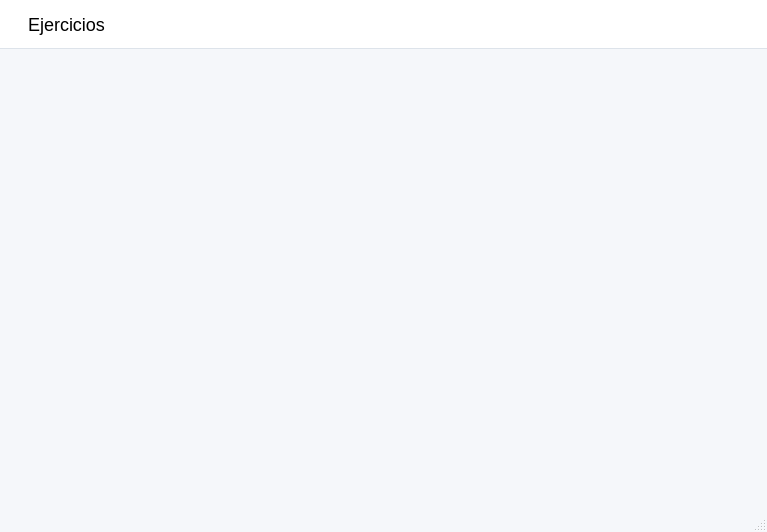
The window that gui/menu_principal.ui (marianomontenegron/calculadoragui) describes before a commit, drawn with Qt 5.
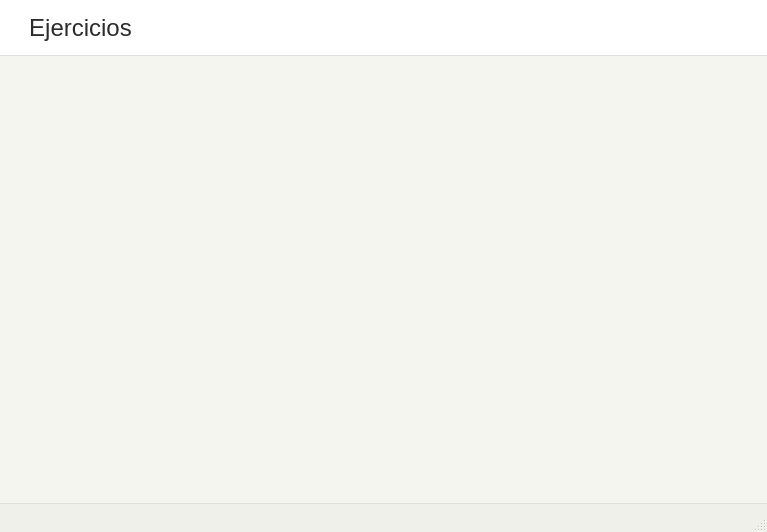
The same window after the commit.

The edit to the form file:
```diff
--- a/gui/menu_principal.ui
+++ b/gui/menu_principal.ui
@@ -14,38 +14,66 @@
    <string>App Ejercicios</string>
   </property>
   <property name="styleSheet">
-   <string notr="true">/* ====== Aplicación principal ====== */
+   <string notr="true">/* ============================================================
+   HOJA DE ESTILOS QSS — Estilo Profesional Minimalista
+   Clases: QMainWindow, QMenuBar, QMenu, QAction
+   Tipografía: 18pt | Paleta: Tonos claros y neutros
+   ============================================================ */
+
+
+/* ── VENTANA PRINCIPAL ─────────────────────────────────────── */
+
 QMainWindow {
-    background-color: #F5F7FA;
+    background-color: #F5F5F0;
+    color: #1A1A1A;
     font-family: &quot;Segoe UI&quot;, &quot;Helvetica Neue&quot;, Arial, sans-serif;
-    font-size: 18px;
-    color: #2C3E50;
+    font-size: 18pt;
 }
 
-/* ====== Barra de menú ====== */
+QMainWindow::separator {
+    background-color: #DDDDD8;
+    width: 1px;
+    height: 1px;
+}
+
+QMainWindow::separator:hover {
+    background-color: #B0AFA8;
+}
+
+
+/* ── BARRA DE MENÚ ─────────────────────────────────────────── */
+
 QMenuBar {
     background-color: #FFFFFF;
-    border-bottom: 1px solid #DDE3EA;
-    padding: 6px;
-    font-size: 18px;
+    color: #2C2C2C;
+    font-family: &quot;Segoe UI&quot;, &quot;Helvetica Neue&quot;, Arial, sans-serif;
+    font-size: 18pt;
+    font-weight: 400;
+    border-bottom: 1px solid #E0E0DA;
+    padding: 4px 8px;
+    spacing: 2px;
 }
 
 QMenuBar::item {
-    background: transparent;
-    padding: 6px 14px;
-    margin: 2px;
+    background-color: transparent;
+    color: #2C2C2C;
+    padding: 8px 18px;
     border-radius: 4px;
+    margin: 2px 1px;
 }
 
 QMenuBar::item:selected {
-    background-color: #E9EEF5;
+    background-color: #EFEFEA;
+    color: #111111;
 }
 
 QMenuBar::item:pressed {
     background-color: #DCE6F2;
 }
 
-/* ====== Menú desplegable ====== */
+
+/* ── MENÚ DESPLEGABLE ──────────────────────────────────────── */
+
 QMenu {
     background-color: #FFFFFF;
     border: 1px solid #DDE3EA;
@@ -69,15 +97,124 @@
     margin: 6px 12px;
 }
 
-/* ====== Acciones ====== */
 QMenu::item:disabled {
     color: #A0A7B4;
 }
 
+/* Separadores del menú */
+QMenu::separator {
+    height: 1px;
+    background-color: #E8E8E3;
+    margin: 5px 12px;
+}
+
+/* Indicador de submenú (flecha) */
+QMenu::right-arrow {
+    width: 12px;
+    height: 12px;
+    margin-right: 8px;
+    image: none;
+    border-left: 2px solid #888888;
+    border-bottom: 2px solid #888888;
+}
+
+/* Indicador de ítem con checkbox o ícono */
 QMenu::indicator {
     width: 16px;
     height: 16px;
-}</string>
+    margin-left: 6px;
+}
+
+QMenu::indicator:non-exclusive:unchecked {
+    border: 1.5px solid #BBBBBB;
+    border-radius: 3px;
+    background-color: transparent;
+}
+
+QMenu::indicator:non-exclusive:checked {
+    border: 1.5px solid #5A8A6A;
+    border-radius: 3px;
+    background-color: #5A8A6A;
+}
+
+QMenu::indicator:exclusive:unchecked {
+    border: 1.5px solid #BBBBBB;
+    border-radius: 8px;
+    background-color: transparent;
+}
+
+QMenu::indicator:exclusive:checked {
+    border: 1.5px solid #5A8A6A;
+    border-radius: 8px;
+    background-color: #5A8A6A;
+}
+
+
+/* ── BARRA DE ESTADO ───────────────────────────────────────── */
+
+QStatusBar {
+    background-color: #F0F0EA;
+    color: #666660;
+    font-family: &quot;Segoe UI&quot;, &quot;Helvetica Neue&quot;, Arial, sans-serif;
+    font-size: 15pt;
+    border-top: 1px solid #E0E0DA;
+    padding: 2px 12px;
+}
+
+QStatusBar::item {
+    border: none;
+}
+
+
+/* ── BARRA DE HERRAMIENTAS (opcional) ──────────────────────── */
+
+QToolBar {
+    background-color: #FAFAF7;
+    border-bottom: 1px solid #E4E4DE;
+    padding: 4px;
+    spacing: 4px;
+    font-size: 18pt;
+}
+
+QToolBar::separator {
+    background-color: #DDDDD8;
+    width: 1px;
+    margin: 4px 6px;
+}
+
+QToolButton {
+    background-color: transparent;
+    color: #2C2C2C;
+    font-size: 18pt;
+    border: 1px solid transparent;
+    border-radius: 4px;
+    padding: 6px 10px;
+}
+
+QToolButton:hover {
+    background-color: #EFEFEA;
+    border: 1px solid #DDDDD8;
+}
+
+QToolButton:pressed {
+    background-color: #E4E4DE;
+    border: 1px solid #CCCCCA;
+}
+
+
+/* ── TOOLTIP ───────────────────────────────────────────────── */
+
+QToolTip {
+    background-color: #2C2C2C;
+    color: #F5F5F0;
+    font-family: &quot;Segoe UI&quot;, &quot;Helvetica Neue&quot;, Arial, sans-serif;
+    font-size: 15pt;
+    border: none;
+    border-radius: 4px;
+    padding: 5px 10px;
+    opacity: 230;
+}
+</string>
   </property>
   <widget class="QWidget" name="centralwidget"/>
   <widget class="QMenuBar" name="menubar">
@@ -86,7 +223,7 @@
      <x>0</x>
      <y>0</y>
      <width>767</width>
-     <height>54</height>
+     <height>61</height>
     </rect>
    </property>
    <widget class="QMenu" name="menuEjercicios">
```
Left out of the diff: 33 changed lines with no effect on the pictures.
